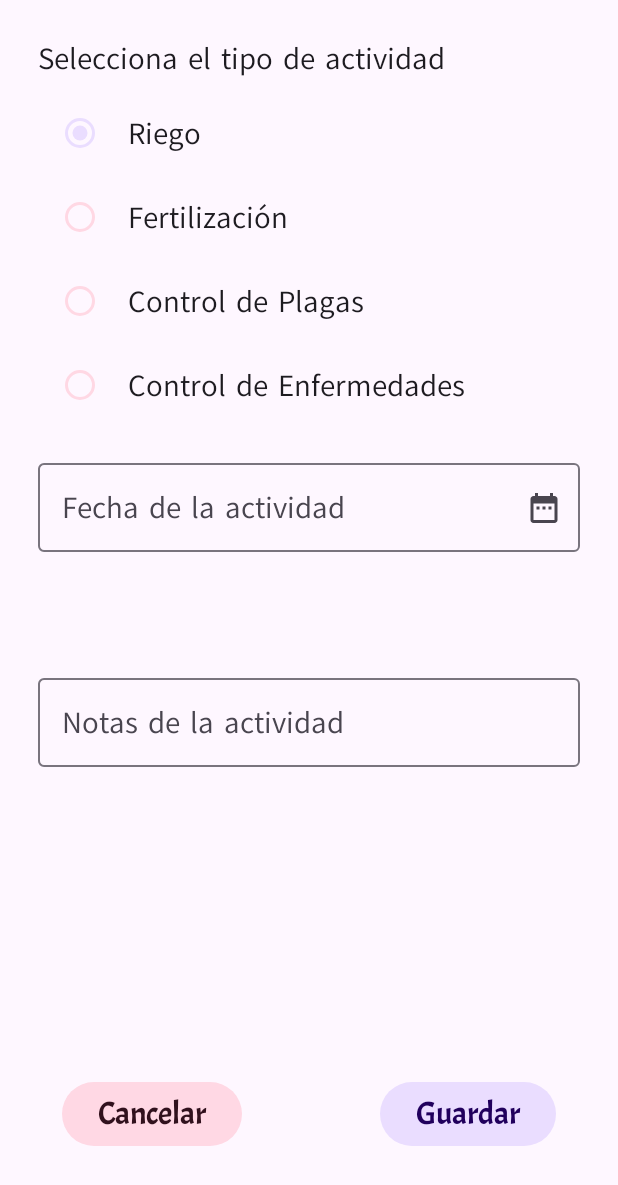
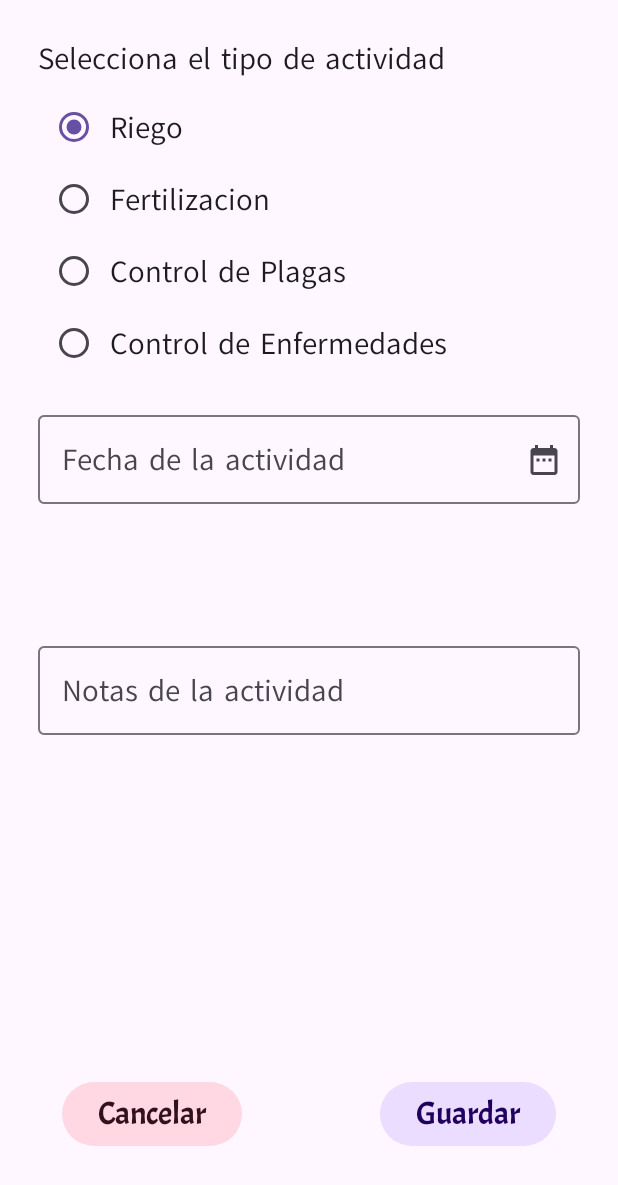
Before and after one commit to unmsm-jcrs/dsm-agrolink, an Android app built with Jetpack Compose: the composable AgregarActividadActivity called with empty values, on a phone screen of 412 x 824 dp. Shown: the top 1185 px of the screen. Run offline under Robolectric (Android 15) with nearby library versions, the phone set to English and light mode, and no system bars.

Commit message:
Arreglo de funcionalidades de actividades agricolas

```diff
--- a/AgroLink/app/src/main/java/com/unmsm/agrolink/viewmodel/ActividadViewModelFactory.kt
+++ b/AgroLink/app/src/main/java/com/unmsm/agrolink/factory/ActividadViewModelFactory.kt
@@ -1,10 +1,11 @@
 // ActividadViewModelFactory.kt
 
-package com.unmsm.agrolink.viewmodel
+package com.unmsm.agrolink.factory
 
 import android.app.Application
 import androidx.lifecycle.ViewModel
 import androidx.lifecycle.ViewModelProvider
+import com.unmsm.agrolink.viewmodel.ActividadViewModel
 
 class ActividadViewModelFactory(private val application: Application) : ViewModelProvider.Factory {
     override fun <T : ViewModel> create(modelClass: Class<T>): T {
--- a/AgroLink/app/src/main/java/com/unmsm/agrolink/viewmodel/AuthViewModelFactory.kt
+++ b/AgroLink/app/src/main/java/com/unmsm/agrolink/factory/AuthViewModelFactory.kt
@@ -1,10 +1,11 @@
 // AuthViewModelFactory.kt
 
-package com.unmsm.agrolink.viewmodel
+package com.unmsm.agrolink.factory
 
 import android.app.Application
 import androidx.lifecycle.ViewModel
 import androidx.lifecycle.ViewModelProvider
+import com.unmsm.agrolink.viewmodel.AuthViewModel
 
 class AuthViewModelFactory(private val application: Application) : ViewModelProvider.Factory {
     override fun <T : ViewModel> create(modelClass: Class<T>): T {
--- a/AgroLink/app/src/main/java/com/unmsm/agrolink/viewmodel/CultivoViewModelFactory.kt
+++ b/AgroLink/app/src/main/java/com/unmsm/agrolink/factory/CultivoViewModelFactory.kt
@@ -1,10 +1,11 @@
 // CultivoViewModelFactory.kt
 
-package com.unmsm.agrolink.viewmodel
+package com.unmsm.agrolink.factory
 
 import android.app.Application
 import androidx.lifecycle.ViewModel
 import androidx.lifecycle.ViewModelProvider
+import com.unmsm.agrolink.viewmodel.CultivoViewModel
 
 class CultivoViewModelFactory(private val application: Application) : ViewModelProvider.AndroidViewModelFactory(application) {
     override fun <T : ViewModel> create(modelClass: Class<T>): T {
--- a/AgroLink/app/src/main/java/com/unmsm/agrolink/models/Actividad.kt
+++ b/AgroLink/app/src/main/java/com/unmsm/agrolink/models/Actividad.kt
@@ -2,11 +2,26 @@
 
 package com.unmsm.agrolink.models
 
+import androidx.annotation.DrawableRes
+import com.unmsm.agrolink.R
+
 data class Actividad(
     val idActividad: Int,
     val idCultivo: Int,
-    val tipoActividad: String,
+    val tipoActividad: String, // Usamos el enum aquí
     val fecha: String,
     val nota: String?,
     val cantidad: Double? = null
 )
+
+enum class TipoActividad(
+    val nombre: String,
+    @DrawableRes val imagenResId: Int // ID de recurso drawable para la imagen
+) {
+    RIEGO("Riego", R.drawable.icon_water_tap),
+    FERTILIZACION("Fertilizacion", R.drawable.icon_fertilizer),
+    PLAGAS("Control de Plagas", R.drawable.icon_pest_control),
+    ENFERMEDADES("Control de Enfermedades", R.drawable.icon_pest_control);
+
+    override fun toString(): String = nombre
+}
--- a/AgroLink/app/src/main/java/com/unmsm/agrolink/ui/AgregarActividadActivity.kt
+++ b/AgroLink/app/src/main/java/com/unmsm/agrolink/ui/AgregarActividadActivity.kt
@@ -3,6 +3,7 @@ package com.unmsm.agrolink.ui
 
 import android.app.DatePickerDialog
 import androidx.compose.foundation.layout.*
+import androidx.compose.foundation.selection.selectable
 import androidx.compose.material3.*
 import androidx.compose.runtime.*
 import androidx.compose.ui.Modifier
@@ -17,17 +18,23 @@ import androidx.compose.material.icons.Icons
 import androidx.compose.material.icons.filled.DateRange
 import androidx.compose.ui.Alignment
 import androidx.compose.ui.graphics.Color
+import com.unmsm.agrolink.models.TipoActividad
 import com.unmsm.agrolink.ui.components.ButtonSize
 import com.unmsm.agrolink.ui.components.CustomButton
 
+@OptIn(ExperimentalMaterial3Api::class)
 @Composable
 fun AgregarActividadActivity(
     cultivoId: Int,
     onNavigateBack: () -> Unit,
     actividadViewModel: ActividadViewModel = viewModel()
 ) {
-    var tipoActividad by remember { mutableStateOf("Riego") } // Tipo de actividad predeterminado
+    val tipoActividades = TipoActividad.values().toList()
+    var tipoActividad by remember { mutableStateOf(tipoActividades.first().nombre) } // Tipo de actividad predeterminado
     var fechaActividad by remember { mutableStateOf("") }
+    var notasActividad by remember { mutableStateOf("") }
+    var showConfirmation by remember { mutableStateOf(false) }
+
 
     // Date picker para la fecha de la actividad
     val calendar = Calendar.getInstance()
@@ -56,11 +63,26 @@ fun AgregarActividadActivity(
                 )
                 Spacer(modifier = Modifier.height(8.dp))
 
-                Column {
-                    RadioButtonItem(text = "Riego", selectedOption = tipoActividad) { tipoActividad = it }
-                    RadioButtonItem(text = "Fertilización", selectedOption = tipoActividad) { tipoActividad = it }
-                    RadioButtonItem(text = "Control de Plagas", selectedOption = tipoActividad) { tipoActividad = it }
-                    RadioButtonItem(text = "Control de Enfermedades", selectedOption = tipoActividad) { tipoActividad = it }
+                Column(modifier = Modifier) {
+                    tipoActividades.forEach { item ->
+                        Row(
+                            modifier = Modifier.selectable(
+                                selected = tipoActividad == item.nombre,
+                                onClick = {
+                                    tipoActividad = item.nombre
+                                }
+                            ),
+                            verticalAlignment = Alignment.CenterVertically
+                        ) {
+                            RadioButton(
+                                selected = tipoActividad == item.nombre,
+                                onClick = {
+                                    tipoActividad = item.nombre
+                                }
+                            )
+                            Text(item.nombre)
+                        }
+                    }
                 }
 
                 Spacer(modifier = Modifier.height(16.dp))
@@ -75,16 +97,24 @@ fun AgregarActividadActivity(
                             Icon(Icons.Default.DateRange, contentDescription = "Seleccionar fecha")
                         }
                     },
-                    modifier = Modifier.fillMaxWidth()
+                    modifier = Modifier.fillMaxWidth(),
+                    colors = TextFieldDefaults.outlinedTextFieldColors(
+                        focusedLabelColor = MaterialTheme.colorScheme.primaryContainer,
+                        focusedBorderColor = MaterialTheme.colorScheme.primaryContainer
+                    )
                 )
             }
-            var notasActividad by remember { mutableStateOf("") }
+
 
             OutlinedTextField(
                 value = notasActividad,
                 onValueChange = { notasActividad = it },
                 label = { Text("Notas de la actividad") },
-                modifier = Modifier.fillMaxWidth()
+                modifier = Modifier.fillMaxWidth(),
+                colors = TextFieldDefaults.outlinedTextFieldColors(
+                    focusedLabelColor = MaterialTheme.colorScheme.primaryContainer,
+                    focusedBorderColor = MaterialTheme.colorScheme.primaryContainer
+                )
             )
 
             Spacer(modifier = Modifier.height(24.dp))
@@ -104,7 +134,13 @@ fun AgregarActividadActivity(
                 )
                 CustomButton(
                     onClick = {
-                        onNavigateBack() // Regresa a la pantalla anterior
+                        actividadViewModel.agregarActividad(
+                            idCultivo = cultivoId,
+                            tipoActividad = tipoActividad,
+                            fecha = fechaActividad,
+                            notas = notasActividad
+                        )
+                        showConfirmation = true
                     },
                     buttonText = "Guardar",
                     modifier = Modifier,
@@ -113,6 +149,22 @@ fun AgregarActividadActivity(
                 )
             }
         }
+    }
+    // Mensaje de confirmación
+    if (showConfirmation) {
+        AlertDialog(
+            onDismissRequest = { showConfirmation = false },
+            title = { Text("Actividad agregada") },
+            text = { Text("completar....") },
+            confirmButton = {
+                Button(onClick = {
+                    showConfirmation = false
+                    onNavigateBack()
+                }) {
+                    Text("Confirmar")
+                }
+            }
+        )
     }
 }
 
--- a/AgroLink/app/src/main/java/com/unmsm/agrolink/ui/MisCultivosActivity.kt
+++ b/AgroLink/app/src/main/java/com/unmsm/agrolink/ui/MisCultivosActivity.kt
@@ -25,7 +25,7 @@ import com.unmsm.agrolink.models.Cultivo
 import com.unmsm.agrolink.ui.components.ButtonSize
 import com.unmsm.agrolink.ui.components.CustomButton
 import com.unmsm.agrolink.viewmodel.CultivoViewModel
-import com.unmsm.agrolink.viewmodel.CultivoViewModelFactory
+import com.unmsm.agrolink.factory.CultivoViewModelFactory
 
 @Composable
 fun MisCultivosActivity(
```
Also changed, not shown: AgroLink/app/src/main/java/com/unmsm/agrolink/data/Creacion_BD.kt (+12 -0 lines), AgroLink/app/src/main/java/com/unmsm/agrolink/ui/AgregarCultivoActivity.kt (+16 -7 lines), AgroLink/app/src/main/java/com/unmsm/agrolink/ui/LoginScreen.kt (+14 -5 lines), AgroLink/app/src/main/java/com/unmsm/agrolink/ui/RegisterScreen.kt (+19 -6 lines), AgroLink/app/src/main/java/com/unmsm/agrolink/ui/components/CommonUi.kt (+7 -0 lines), AgroLink/app/src/main/java/com/unmsm/agrolink/viewmodel/ActividadViewModel.kt (+10 -5 lines), AgroLink/app/src/main/java/com/unmsm/agrolink/viewmodel/AuthViewModel.kt (+10 -3 lines), AgroLink/app/src/main/java/com/unmsm/agrolink/viewmodel/CultivoViewModel.kt (+3 -11 lines), AgroLink/app/src/main/java/com/unmsm/agrolink/viewmodel/LoginViewModel.kt (deleted, +0 -15 lines), AgroLink/app/src/main/java/com/unmsm/agrolink/viewmodel/RegisterViewModel.kt (deleted, +0 -19 lines), AgroLink/app/src/main/java/com/unmsm/agrolink/viewmodel/RegisterViewModelFactory.kt (deleted, +0 -17 lines), AgroLink/app/src/main/res/drawable/ic_calendar.png (deleted).
